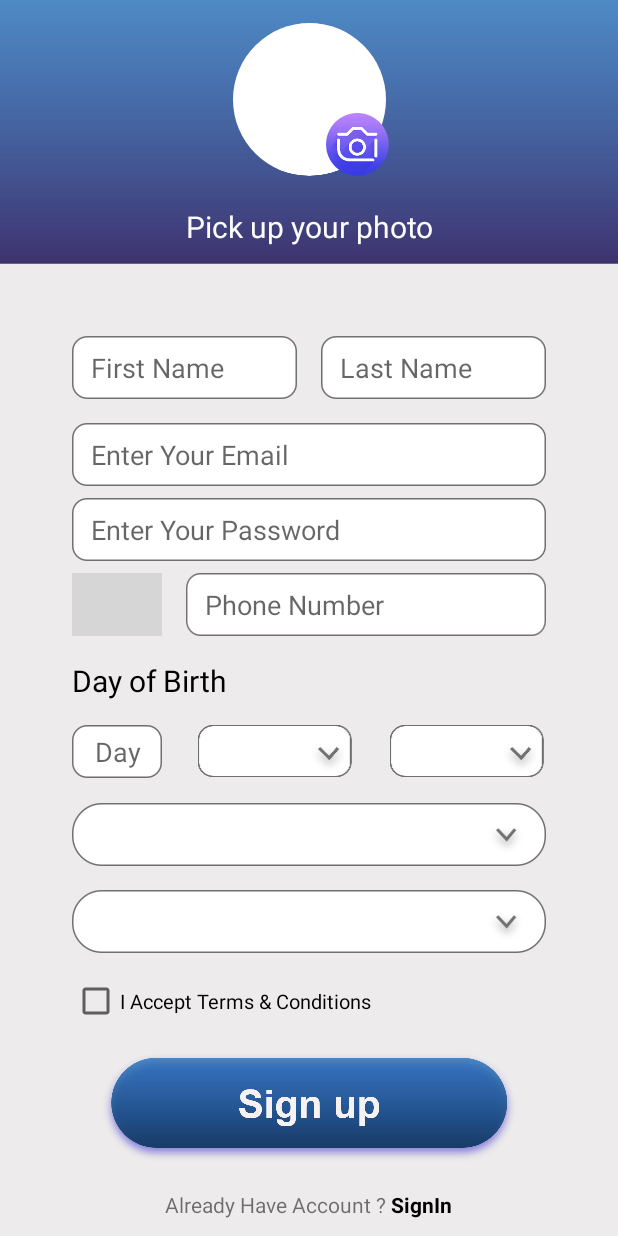
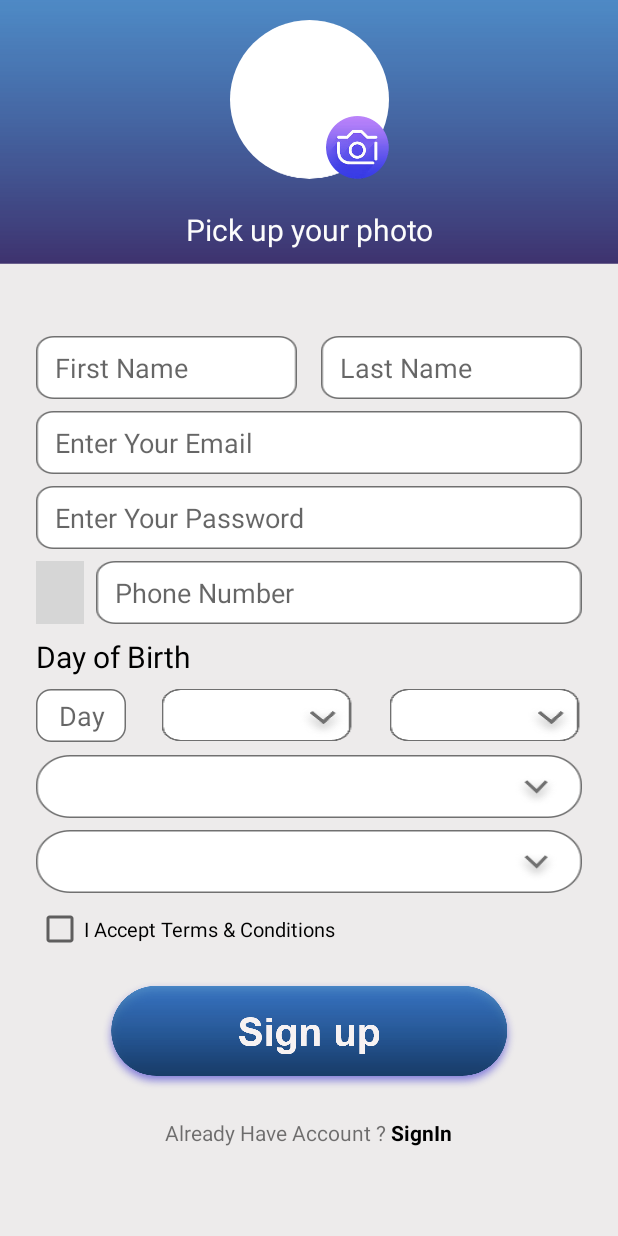
Before and after one commit to Adham-Mostafa99/C4Deaf, an Android app: the SignUp screen opened directly, with no data from a screen before it, on a phone screen of 412 x 824 dp. Run offline under Robolectric (Android 15) with nearby library versions, the phone set to English and light mode, and no system bars; our stand-ins replace ButterKnife, CircleImageView; libraries missing offline, so code that uses them is left out: com.rilixtech.widget; plain views replace CountryCodePicker; Roboto replaces fonts that are not available here; grey boxes are pictures that could not be loaded.

Commit message:
sign_up code

```diff
--- a/app/src/main/java/com/example/graduationproject/SignUp.java
+++ b/app/src/main/java/com/example/graduationproject/SignUp.java
@@ -1,76 +1,96 @@
 package com.example.graduationproject;
 
+import android.Manifest;
+import android.app.AlertDialog;
+import android.content.DialogInterface;
+import android.content.Intent;
+import android.content.pm.PackageManager;
+import android.graphics.Bitmap;
+import android.net.Uri;
+import android.os.Bundle;
+import android.provider.MediaStore;
+import android.view.View;
+import android.widget.Button;
+import android.widget.CheckBox;
+import android.widget.EditText;
+import android.widget.ImageView;
+import android.widget.Spinner;
+
 import androidx.annotation.Nullable;
-import androidx.annotation.RequiresApi;
 import androidx.appcompat.app.AppCompatActivity;
 import androidx.core.app.ActivityCompat;
 import androidx.core.content.ContextCompat;
 
-import android.Manifest;
-import android.app.AlertDialog;
-import android.app.DatePickerDialog;
-import android.content.DialogInterface;
-import android.content.Intent;
-import android.content.pm.PackageManager;
-import android.graphics.Bitmap;
-import android.graphics.Color;
-import android.graphics.drawable.ColorDrawable;
-import android.net.Uri;
-import android.os.Build;
-import android.os.Bundle;
-import android.provider.MediaStore;
-import android.view.View;
-import android.widget.ArrayAdapter;
-import android.widget.DatePicker;
-import android.widget.EditText;
-import android.widget.Spinner;
-import android.widget.TextView;
+import com.rilixtech.widget.countrycodepicker.CountryCodePicker;
 
-import java.util.ArrayList;
-import java.util.Arrays;
-import java.util.Calendar;
-
+import butterknife.BindView;
+import butterknife.ButterKnife;
 import de.hdodenhof.circleimageview.CircleImageView;
 
-public class SignUp extends AppCompatActivity implements View.OnClickListener {
+public class SignUp extends AppCompatActivity {
 
-    String[] gender = {"Select Gender", "male", "female"};
-    private Spinner spinner_month, spinner_year, spinner_gender, spinner_state;
-    private DatePickerDialog.OnDateSetListener mDateSetListener;
-    private EditText ed_birth_day, ed_birth_month, ed_birth_year;
-    private int day, month, year;
-    private TextView txt_birth;
-    private CircleImageView upload_image, profile_image;
-    private String userChoosenPhoto;
+    @BindView(R.id.profile_image)
+    CircleImageView profileImage;
+    @BindView(R.id.upload_image)
+    ImageView uploadImage;
+    @BindView(R.id.edit_first_name)
+    EditText editFirstName;
+    @BindView(R.id.edit_last_name)
+    EditText editLastName;
+    @BindView(R.id.edit_email)
+    EditText editEmail;
+    @BindView(R.id.edit_pass)
+    EditText editPass;
+    @BindView(R.id.code)
+    CountryCodePicker code;
+    @BindView(R.id.edit_phone)
+    EditText editPhone;
+    @BindView(R.id.edit_day)
+    EditText editDay;
+    @BindView(R.id.edit_month)
+    Spinner editMonth;
+    @BindView(R.id.edit_year)
+    Spinner editYear;
+    @BindView(R.id.spinner_select_gender)
+    Spinner spinnerSelectGender;
+    @BindView(R.id.spinner_state)
+    Spinner spinnerState;
+    @BindView(R.id.check_box)
+    CheckBox checkBox;
+    @BindView(R.id.btn_sign_up)
+    Button btnSignUp;
+
+    //String[] gender = {"Select Gender", "male", "female"};
+//    private DatePickerDialog.OnDateSetListener mDateSetListener;
+//    private int day, month, year;
+    private String userChosenPhoto;
 
 
     @Override
     protected void onCreate(Bundle savedInstanceState) {
         super.onCreate(savedInstanceState);
         setContentView(R.layout.activity_sign_up);
-//        /*spinner_month = findViewById(R.id.spinner_month);
-//        spinner_year = findViewById(R.id.spinner_year);*/
-//        spinner_gender = findViewById(R.id.spinner_select_gender);
-//        spinner_state = findViewById(R.id.spinner_state);
-//
-//        ed_birth_day = findViewById(R.id.edit_day);
+        ButterKnife.bind(this);
 
-//        ed_birth_month = findViewById(R.id.edit_month);
-//        ed_birth_year = findViewById(R.id.edit_year);
-//        txt_birth = findViewById(R.id.birth_day);
-//        profile_image = findViewById(R.id.profile_image);
-//        upload_image = findViewById(R.id.upload_image);
-//        upload_image.setOnClickListener(this);
-//
-//        if (ContextCompat.checkSelfPermission(SignUp.this,
-//                Manifest.permission.CAMERA) != PackageManager.PERMISSION_GRANTED) {
-//            ActivityCompat.requestPermissions(SignUp.this,
-//                    new String[]{
-//                            Manifest.permission.CAMERA
-//                    }, 100);
-//
-//        }
-////        SetSpinnerMonth();
+        //get camera permission
+        if (ContextCompat.checkSelfPermission(SignUp.this, Manifest.permission.CAMERA)
+                != PackageManager.PERMISSION_GRANTED) {
+            ActivityCompat.requestPermissions(SignUp.this,
+                    new String[]{Manifest.permission.CAMERA},
+                    100);
+
+        }
+
+
+        uploadImage.setOnClickListener(new View.OnClickListener() {
+            @Override
+            public void onClick(View v) {
+                selectProfileImage();
+            }
+        });
+    }
+
+    //        SetSpinnerMonth();
 //        SetSpinnerGender();
 //        SetSpinnerState();
 //        SetBirthDay();
@@ -127,66 +147,62 @@ public class SignUp extends AppCompatActivity implements View.OnClickListener {
 //    }
 //
 //
-//    @Override
-//    public void onClick(View v) {
-//        switch (v.getId()) {
-//            case R.id.upload_image:
-//                selectProfileImage();
-//                break;
-//        }
-//    }
-//
-//    public void selectProfileImage() {
-//        final CharSequence[] items = {"Take Photo", "Choose From Gallery", "Cancel"};
-//        AlertDialog.Builder builder = new AlertDialog.Builder(SignUp.this);
-//        builder.setTitle("Add Photo!");
-//        builder.setItems(items, new DialogInterface.OnClickListener() {
-//            @Override
-//            public void onClick(DialogInterface dialog, int i) {
-//                if (items[i].equals("Take Photo")) {
-//                    userChoosenPhoto = "Take Photo";
-//                    //camera Intent
-//                    Intent intent = new Intent(MediaStore.ACTION_IMAGE_CAPTURE);
-//                    startActivityForResult(intent, 100);
-//
-//                } else if (items[i].equals("Choose From Gallery")) {
-//                    userChoosenPhoto = "Choose From Gallery";
-//                    //gallery Intent
-//                    Intent intent = new Intent(Intent.ACTION_PICK, MediaStore.Images.Media.INTERNAL_CONTENT_URI);
-//                    startActivityForResult(intent, 100);
-//
-//
-//                } else if (items[i].equals("Cancel")) {
-//                    dialog.dismiss();
-//                }
-//            }
-//        });
-//        AlertDialog alert = builder.create();
-//        alert.show();
-//    }
-//
-//    @Override
-//    protected void onActivityResult(int requestCode, int resultCode, @Nullable Intent data) {
-//        super.onActivityResult(requestCode, resultCode, data);
-//        if (userChoosenPhoto.equals("Take Photo")) {
-//            if (requestCode == 100 && resultCode == RESULT_OK) {
-//                // get capture Image
-//                Bitmap captureImage = (Bitmap) data.getExtras().get("data");
-//                // set capture Image to ImageView
-//                profile_image.setImageBitmap(captureImage);
-//            }
-//        } else if (userChoosenPhoto.equals("Choose From Gallery")) {
-//            if (requestCode == 100 && resultCode == RESULT_OK) {
-//                // get capture Image
-//                Uri uri = data.getData();
-//                // set capture Image to profileImage
-//                profile_image.setImageURI(uri);
-//            }
-//        }
+
+    public void selectProfileImage() {
+        final String[] items = {"Take Photo", "Choose From Gallery", "Cancel"};
+        AlertDialog.Builder builder = new AlertDialog.Builder(SignUp.this);
+        builder.setTitle("Add Photo");
+        builder.setItems(items, new DialogInterface.OnClickListener() {
+            @Override
+            public void onClick(DialogInterface dialog, int i) {
+                switch (items[i]) {
+                    case "Take Photo":
+                        userChosenPhoto = "Take Photo";
+                        //camera Intent
+                        Intent cameraIntent = new Intent(MediaStore.ACTION_IMAGE_CAPTURE);
+                        startActivityForResult(cameraIntent, 100);
+                        break;
+                    case "Choose From Gallery":
+                        userChosenPhoto = "Choose From Gallery";
+                        //gallery Intent
+                        Intent galleryIntent = new Intent(Intent.ACTION_PICK, MediaStore.Images.Media.INTERNAL_CONTENT_URI);
+                        startActivityForResult(galleryIntent, 100);
+                        break;
+                    case "Cancel":
+                        dialog.dismiss();
+                        break;
+                    default:
+                        break;
+                }
+            }
+        });
+        builder.create().show();
     }
 
+
     @Override
-    public void onClick(View v) {
+    protected void onActivityResult(int requestCode, int resultCode, @Nullable Intent data) {
+        super.onActivityResult(requestCode, resultCode, data);
+
+        switch (userChosenPhoto) {
+            case "Take Photo":
+                if (requestCode == 100 && resultCode == RESULT_OK) {
+                    // get capture Image
+                    Bitmap captureImage = (Bitmap) data.getExtras().get("data");
+                    // set capture Image to ImageView
+                    profileImage.setImageBitmap(captureImage);
+                }
+                break;
+            case "Choose From Gallery":
+                if (requestCode == 100 && resultCode == RESULT_OK) {
+                    // get capture Image
+                    Uri uri = data.getData();
+                    // set capture Image to profileImage
+                    profileImage.setImageURI(uri);
+                }
+                break;
+        }
+
 
     }
 }
--- /dev/null
+++ b/app/src/main/res/drawable/code_shape.xml
@@ -0,0 +1,13 @@
+<?xml version="1.0" encoding="utf-8"?>
+<shape xmlns:android="http://schemas.android.com/apk/res/android"
+    android:padding="10dp"
+    android:shape="rectangle">
+
+    <stroke android:color="@color/black" android:width="1dp"/>
+    <solid android:color="#FFFFFF" />
+    <corners
+        android:bottomLeftRadius="10dp"
+        android:bottomRightRadius="10dp"
+        android:topLeftRadius="10dp"
+        android:topRightRadius="10dp" />
+</shape>
--- a/app/src/main/res/layout/activity_sign_up.xml
+++ b/app/src/main/res/layout/activity_sign_up.xml
@@ -22,8 +22,8 @@
 
         <de.hdodenhof.circleimageview.CircleImageView
             android:id="@+id/profile_image"
-            android:layout_width="wrap_content"
-            android:layout_height="wrap_content"
+            android:layout_width="106dp"
+            android:layout_height="106dp"
             android:layout_marginTop="24dp"
             android:scaleType="centerCrop"
             android:src="@drawable/photo"
@@ -59,7 +59,7 @@
             android:id="@+id/name"
             android:layout_width="match_parent"
             android:layout_height="wrap_content"
-            android:layout_marginHorizontal="48dp"
+            android:layout_marginHorizontal="24dp"
             android:layout_marginTop="48dp"
             android:layout_marginBottom="8dp"
             android:orientation="horizontal"
@@ -79,8 +79,7 @@
                 android:background="@drawable/last_name"
                 android:hint=" First Name"
                 android:inputType="text"
-                android:paddingHorizontal="8dp"
-                 />
+                android:paddingHorizontal="8dp" />
 
             <EditText
                 android:id="@+id/edit_last_name"
@@ -102,8 +101,7 @@
             android:id="@+id/edit_email"
             android:layout_width="match_parent"
             android:layout_height="wrap_content"
-            android:layout_marginHorizontal="48dp"
-            android:layout_marginVertical="8dp"
+            android:layout_marginHorizontal="24dp"
             android:background="@drawable/email_edit"
             android:hint=" Enter Your Email"
             android:inputType="textEmailAddress"
@@ -117,13 +115,13 @@
             android:id="@+id/edit_pass"
             android:layout_width="match_parent"
             android:layout_height="wrap_content"
-            android:layout_marginHorizontal="48dp"
+            android:layout_marginHorizontal="24dp"
             android:layout_marginVertical="8dp"
             android:background="@drawable/pass_edit"
             android:hint=" Enter Your Password"
             android:inputType="textPassword"
             android:paddingHorizontal="8dp"
-            app:layout_constraintBottom_toTopOf="@id/edit_phone"
+            app:layout_constraintBottom_toTopOf="@id/number"
             app:layout_constraintEnd_toEndOf="parent"
             app:layout_constraintStart_toStartOf="parent"
             app:layout_constraintTop_toBottomOf="@id/edit_email" />
@@ -133,8 +131,8 @@
             android:id="@+id/number"
             android:layout_width="match_parent"
             android:layout_height="wrap_content"
-            android:layout_marginHorizontal="48dp"
-            android:layout_marginVertical="8dp"
+            android:layout_marginHorizontal="24dp"
+            android:gravity="center_vertical"
             android:orientation="horizontal"
             app:layout_constraintBottom_toTopOf="@id/birth_day"
             app:layout_constraintEnd_toEndOf="parent"
@@ -145,22 +143,19 @@
             <com.rilixtech.widget.countrycodepicker.CountryCodePicker
                 android:id="@+id/code"
                 android:layout_width="wrap_content"
-                android:layout_height="wrap_content"
-                android:layout_gravity="center_vertical|start"
+                android:layout_height="42dp"
                 android:layout_marginEnd="8dp"
                 android:layout_marginRight="8dp"
-                android:background="@drawable/code_number"
+                android:background="@drawable/code_shape"
                 android:gravity="center"
-                android:paddingHorizontal="8dp" />
-
+                android:paddingHorizontal="4dp"
+                app:ccp_textSize="12sp" />
 
             <EditText
                 android:id="@+id/edit_phone"
-                android:layout_width="match_parent"
+                android:layout_width="0dp"
                 android:layout_height="wrap_content"
-                android:layout_gravity="center_vertical|end"
-                android:layout_marginStart="8dp"
-                android:layout_marginLeft="8dp"
+                android:layout_weight="1"
                 android:background="@drawable/phone_number"
                 android:hint=" Phone Number"
                 android:inputType="phone"
@@ -172,7 +167,7 @@
             android:id="@+id/birth_day"
             android:layout_width="match_parent"
             android:layout_height="wrap_content"
-            android:layout_marginHorizontal="48dp"
+            android:layout_marginHorizontal="24dp"
             android:layout_marginVertical="8dp"
             android:fontFamily="@font/andada"
             android:text="Day of Birth"
@@ -187,8 +182,7 @@
             android:id="@+id/date"
             android:layout_width="match_parent"
             android:layout_height="wrap_content"
-            android:layout_marginHorizontal="48dp"
-            android:layout_marginVertical="8dp"
+            android:layout_marginHorizontal="24dp"
             app:layout_constraintBottom_toTopOf="@id/spinner_select_gender"
             app:layout_constraintEnd_toEndOf="parent"
             app:layout_constraintStart_toStartOf="parent"
@@ -229,7 +223,7 @@
             android:id="@+id/spinner_select_gender"
             android:layout_width="match_parent"
             android:layout_height="wrap_content"
-            android:layout_marginHorizontal="48dp"
+            android:layout_marginHorizontal="24dp"
             android:layout_marginVertical="8dp"
             android:background="@drawable/gender"
             app:layout_constraintBottom_toTopOf="@id/spinner_state"
@@ -241,8 +235,7 @@
             android:id="@+id/spinner_state"
             android:layout_width="match_parent"
             android:layout_height="wrap_content"
-            android:layout_marginHorizontal="48dp"
-            android:layout_marginVertical="8dp"
+            android:layout_marginHorizontal="24dp"
             android:background="@drawable/state"
             app:layout_constraintBottom_toTopOf="@id/check_box"
             app:layout_constraintEnd_toEndOf="parent"
@@ -254,7 +247,7 @@
             android:id="@+id/check_box"
             android:layout_width="match_parent"
             android:layout_height="wrap_content"
-            android:layout_marginHorizontal="48dp"
+            android:layout_marginHorizontal="24dp"
             android:layout_marginVertical="8dp"
             android:text="I Accept Terms &amp; Conditions"
             android:textSize="13sp"
@@ -268,7 +261,7 @@
             android:layout_width="wrap_content"
             android:layout_height="wrap_content"
             android:layout_gravity="center"
-            android:layout_marginHorizontal="48dp"
+            android:layout_marginHorizontal="24dp"
             android:layout_marginVertical="8dp"
             android:layout_marginTop="20dp"
             android:background="@drawable/sign_up_button"
@@ -281,7 +274,7 @@
             android:id="@+id/have_account"
             android:layout_width="match_parent"
             android:layout_height="wrap_content"
-            android:layout_marginHorizontal="48dp"
+            android:layout_marginHorizontal="24dp"
             android:layout_marginVertical="8dp"
             android:gravity="center"
             app:layout_constraintBottom_toBottomOf="parent"
```
